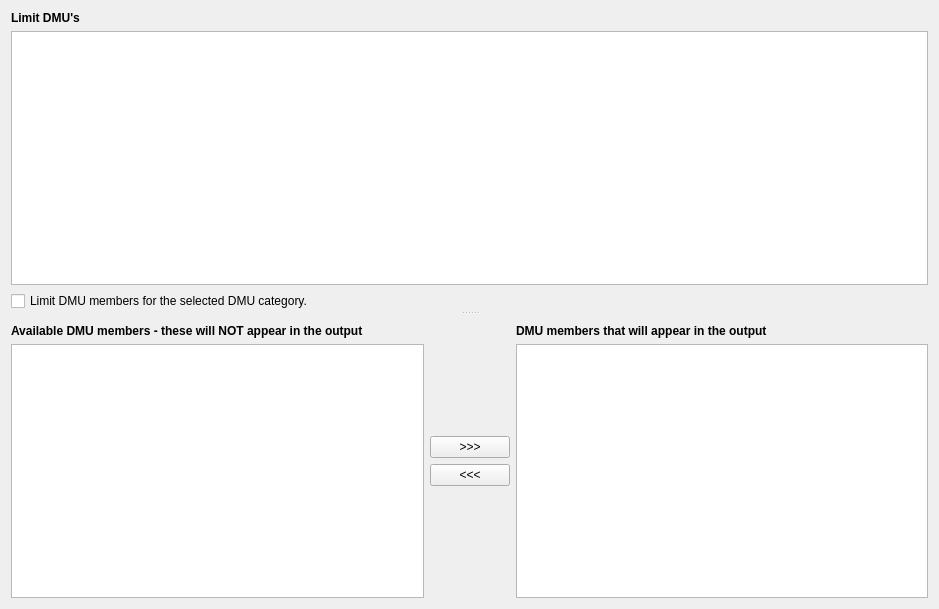
The window that NewGeneUI/NewGene/Widgets/CreateOutput/LimitDMUs/limit_dmus_region.ui (daniel347x/newgene) describes before a commit, drawn with Qt 5.
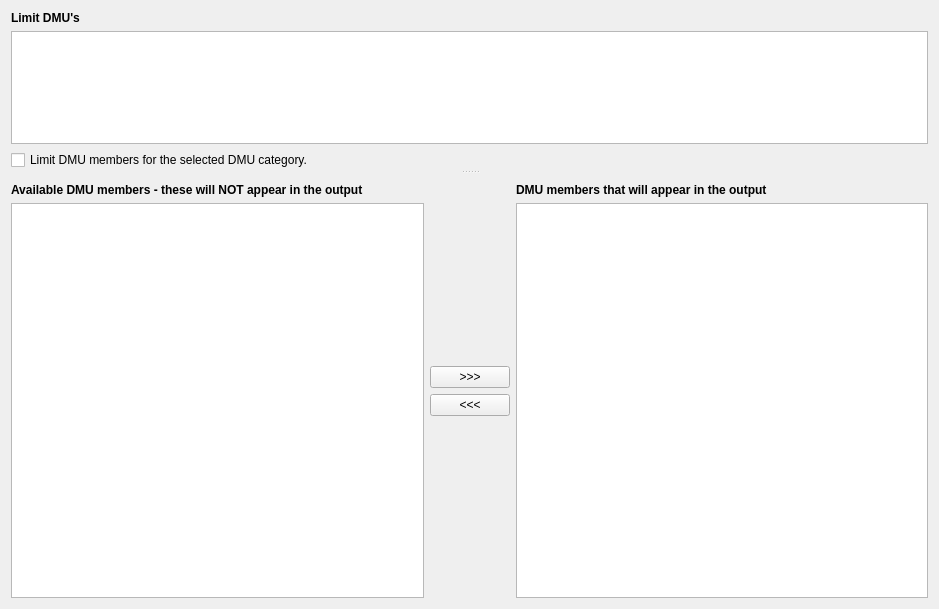
The same window after the commit.

Commit message: Attempt to make Limit DMU's splitter not 50/50 split by default

What changed in the file:
```diff
--- a/NewGeneUI/NewGene/Widgets/CreateOutput/LimitDMUs/limit_dmus_region.ui
+++ b/NewGeneUI/NewGene/Widgets/CreateOutput/LimitDMUs/limit_dmus_region.ui
@@ -90,7 +90,7 @@
          <property name="sizePolicy">
           <sizepolicy hsizetype="Preferred" vsizetype="Preferred">
            <horstretch>0</horstretch>
-           <verstretch>1</verstretch>
+           <verstretch>3</verstretch>
           </sizepolicy>
          </property>
          <layout class="QVBoxLayout" name="verticalLayout_3">
```
